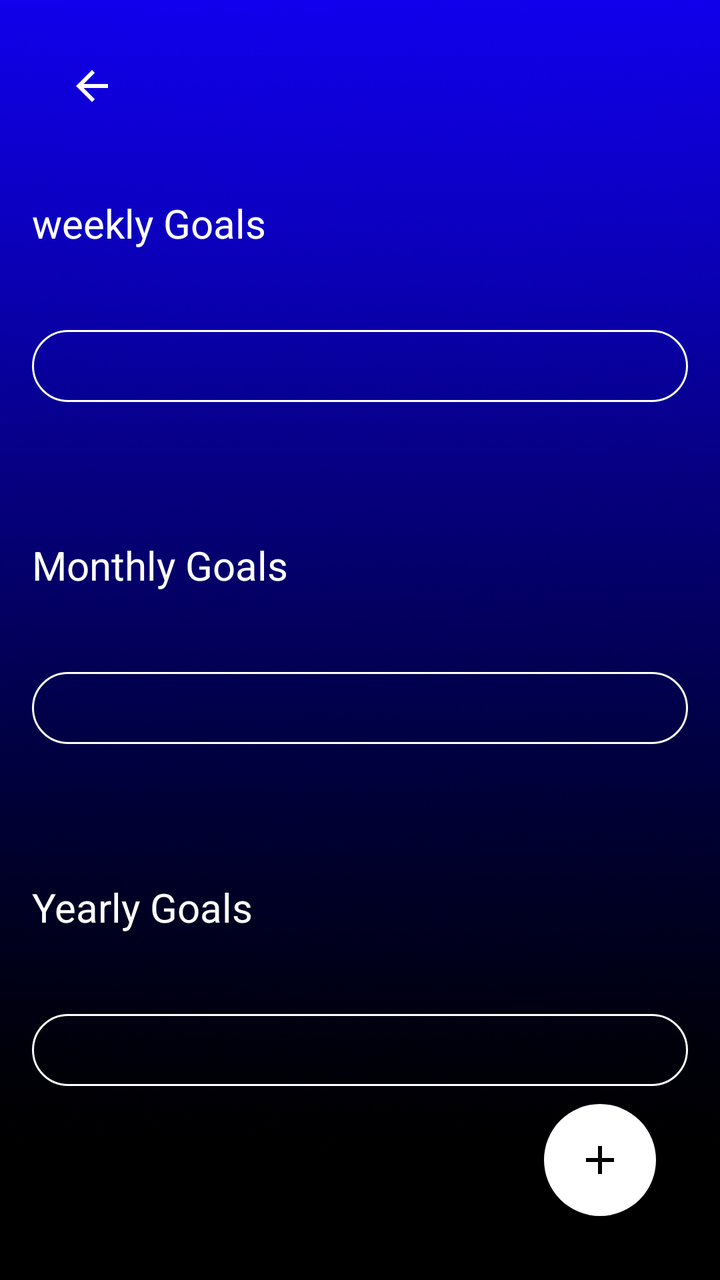
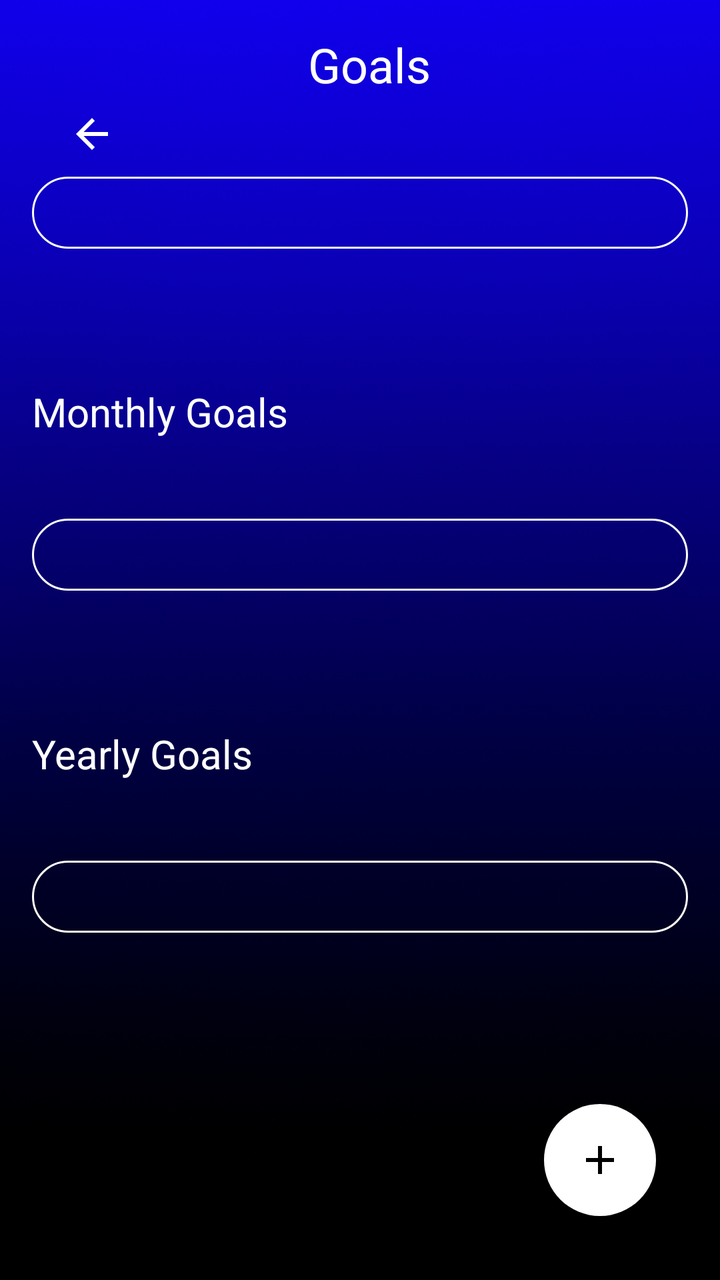

Two renders of the same Android screen: before a commit and after it. Below are the layout's source before the change and the commit's diff.
<!-- AndroidManifest.xml: application theme Theme.CashUp -->
<!-- res/layout/goals.xml -->
<?xml version="1.0" encoding="utf-8"?>
<androidx.constraintlayout.widget.ConstraintLayout
    xmlns:android="http://schemas.android.com/apk/res/android"
    xmlns:app="http://schemas.android.com/apk/res-auto"
    android:layout_width="match_parent"
    android:layout_height="match_parent"
    android:background="@drawable/background"
    android:padding="16dp">

    
    <ImageButton
        android:id="@+id/backButton"
        android:layout_width="60dp"
        android:layout_height="54dp"
        android:background="?attr/selectableItemBackgroundBorderless"
        android:contentDescription="@string/back"
        android:onClick="onBackButtonClick"
        android:src="@drawable/ic_arrow_back"
        app:layout_constraintStart_toStartOf="parent"
        app:layout_constraintTop_toTopOf="parent" />

    

    

    <TextView
        android:id="@+id/label_weekly"
        android:layout_width="0dp"
        android:layout_height="wrap_content"
        android:layout_marginTop="28dp"
        android:text="weekly Goals"
        android:textColor="@android:color/white"
        android:textSize="20sp"
        app:layout_constraintEnd_toEndOf="parent"
        app:layout_constraintHorizontal_bias="0.0"
        app:layout_constraintStart_toStartOf="parent"
        app:layout_constraintTop_toBottomOf="@id/backButton" />

    <Spinner
        android:id="@+id/spinner_weekly"
        android:layout_width="0dp"
        android:layout_height="wrap_content"
        android:layout_marginTop="40dp"
        android:background="@drawable/rounded_corner"
        android:padding="18dp"
        android:prompt="@string/weekly_goals_prompt"
        android:spinnerMode="dropdown"
        app:layout_constraintEnd_toEndOf="parent"
        app:layout_constraintHorizontal_bias="0.0"
        app:layout_constraintStart_toStartOf="parent"
        app:layout_constraintTop_toBottomOf="@id/label_weekly" />

    

    

    <TextView
        android:id="@+id/label_monthly"
        android:layout_width="0dp"
        android:layout_height="wrap_content"
        android:layout_marginTop="68dp"
        android:text="Monthly Goals"
        android:textColor="@android:color/white"
        android:textSize="20sp"
        app:layout_constraintEnd_toEndOf="parent"
        app:layout_constraintHorizontal_bias="0.0"
        app:layout_constraintStart_toStartOf="parent"
        app:layout_constraintTop_toBottomOf="@id/spinner_weekly" />

    <Spinner
        android:id="@+id/spinner_monthly"
        android:layout_width="0dp"
        android:layout_height="wrap_content"
        android:layout_marginTop="40dp"
        android:background="@drawable/rounded_corner"
        android:padding="18dp"
        android:prompt="@string/monthly_goals_prompt"
        android:spinnerMode="dropdown"
        app:layout_constraintEnd_toEndOf="parent"
        app:layout_constraintHorizontal_bias="0.0"
        app:layout_constraintStart_toStartOf="parent"
        app:layout_constraintTop_toBottomOf="@id/label_monthly" />

    <TextView
        android:id="@+id/label_yearly"
        android:layout_width="0dp"
        android:layout_height="wrap_content"
        android:layout_marginTop="68dp"
        android:text="Yearly Goals"
        android:textColor="@android:color/white"
        android:textSize="20sp"
        app:layout_constraintEnd_toEndOf="parent"
        app:layout_constraintHorizontal_bias="0.0"
        app:layout_constraintStart_toStartOf="parent"
        app:layout_constraintTop_toBottomOf="@id/spinner_monthly" />

    <Spinner
        android:id="@+id/spinner_yearly"
        android:layout_width="0dp"
        android:layout_height="wrap_content"
        android:layout_marginTop="40dp"
        android:background="@drawable/rounded_corner"
        android:padding="18dp"
        android:prompt="@string/yearly_goals_prompt"
        android:spinnerMode="dropdown"
        app:layout_constraintEnd_toEndOf="parent"
        app:layout_constraintHorizontal_bias="0.0"
        app:layout_constraintStart_toStartOf="parent"
        app:layout_constraintTop_toBottomOf="@id/label_yearly" />


    <ImageButton
        android:id="@+id/add_goal_button"
        android:layout_width="56dp"
        android:layout_height="56dp"
        android:src="@drawable/ic_add"
        android:background="@drawable/rounded_fab_white"
        android:contentDescription="@string/add_goal"
        app:layout_constraintBottom_toBottomOf="parent"
        app:layout_constraintEnd_toEndOf="parent"
        android:layout_margin="16dp"/>

</androidx.constraintlayout.widget.ConstraintLayout>
<!-- resources referenced by this layout -->
<resources>
  <!-- drawable background: png bitmap (drawable, 768113 bytes) -->
  <!-- drawable ic_add (drawable) -->
  <vector xmlns:android="http://schemas.android.com/apk/res/android"
      android:width="24dp"
      android:height="24dp"
      android:viewportWidth="24"
      android:viewportHeight="24">
      <path
          android:fillColor="#000000"
          android:pathData="M19,13H13v6h-2v-6H5v-2h6V5h2v6h6v2z"/>
  </vector>
  <!-- drawable ic_arrow_back (drawable) -->
  <vector xmlns:android="http://schemas.android.com/apk/res/android"
      android:width="24dp"
      android:height="24dp"
      android:viewportWidth="24"
      android:viewportHeight="24">
      <path
          android:fillColor="#FFFFFF"
          android:pathData="M20,11H7.83l5.59,-5.59L12,4l-8,8 8,8 1.41,-1.41L7.83,13H20v-2z"/>
  </vector>
  <!-- drawable rounded_corner (drawable) -->
  <?xml version="1.0" encoding="utf-8"?>
  <shape xmlns:android="http://schemas.android.com/apk/res/android"
      android:shape="rectangle"
      >
  <corners
          android:radius="24dp"/>
      <stroke
          android:width="1dp"
              android:color="@color/white" />
  </shape>
  <!-- drawable rounded_fab_white (drawable) -->
  <shape xmlns:android="http://schemas.android.com/apk/res/android"
      android:shape="oval">
      <solid android:color="@android:color/white"/>
  </shape>
  <string name="add_goal">Add Goal</string>
  <string name="back">Back</string>
  <string name="monthly_goals_prompt">Select a monthly category</string>
  <string name="weekly_goals_prompt">Select a weekly category</string>
  <string name="yearly_goals_prompt">Select a yearly category</string>
  <style name="Theme.CashUp" parent="Base.Theme.CashUp" />
  <color name="white">#FFFFFFFF</color>
  <style name="Base.Theme.CashUp" parent="Theme.Material3.DayNight.NoActionBar">
  
      </style>
</resources>

<!-- the commit's change to res/layout/goals.xml (unified diff, before → after) -->
@@ -1,17 +1,23 @@
 <?xml version="1.0" encoding="utf-8"?>
-<androidx.constraintlayout.widget.ConstraintLayout
-    xmlns:android="http://schemas.android.com/apk/res/android"
+<androidx.constraintlayout.widget.ConstraintLayout xmlns:android="http://schemas.android.com/apk/res/android"
     xmlns:app="http://schemas.android.com/apk/res-auto"
+    xmlns:tools="http://schemas.android.com/tools"
     android:layout_width="match_parent"
     android:layout_height="match_parent"
     android:background="@drawable/background"
     android:padding="16dp">
 
     
+
+    
+
+    
+
     <ImageButton
         android:id="@+id/backButton"
         android:layout_width="60dp"
         android:layout_height="54dp"
+        android:layout_marginTop="24dp"
         android:background="?attr/selectableItemBackgroundBorderless"
         android:contentDescription="@string/back"
         android:onClick="onBackButtonClick"
@@ -19,22 +25,15 @@
         app:layout_constraintStart_toStartOf="parent"
         app:layout_constraintTop_toTopOf="parent" />
 
-    
-
-    
-
     <TextView
         android:id="@+id/label_weekly"
-        android:layout_width="0dp"
+        android:layout_width="379dp"
         android:layout_height="wrap_content"
-        android:layout_marginTop="28dp"
-        android:text="weekly Goals"
+        android:text="                       Goals"
         android:textColor="@android:color/white"
-        android:textSize="20sp"
-        app:layout_constraintEnd_toEndOf="parent"
-        app:layout_constraintHorizontal_bias="0.0"
-        app:layout_constraintStart_toStartOf="parent"
-        app:layout_constraintTop_toBottomOf="@id/backButton" />
+        android:textSize="24sp"
+        tools:layout_editor_absoluteX="16dp"
+        tools:layout_editor_absoluteY="98dp" />
 
     <Spinner
         android:id="@+id/spinner_weekly"
@@ -113,11 +112,11 @@
         android:id="@+id/add_goal_button"
         android:layout_width="56dp"
         android:layout_height="56dp"
-        android:src="@drawable/ic_add"
+        android:layout_margin="16dp"
         android:background="@drawable/rounded_fab_white"
         android:contentDescription="@string/add_goal"
+        android:src="@drawable/ic_add"
         app:layout_constraintBottom_toBottomOf="parent"
-        app:layout_constraintEnd_toEndOf="parent"
-        android:layout_margin="16dp"/>
+        app:layout_constraintEnd_toEndOf="parent" />
 
 </androidx.constraintlayout.widget.ConstraintLayout>
